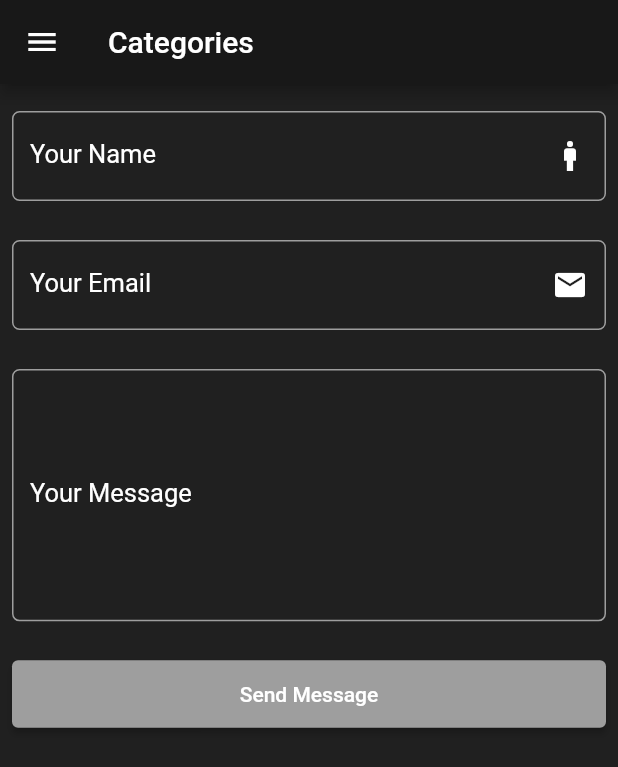
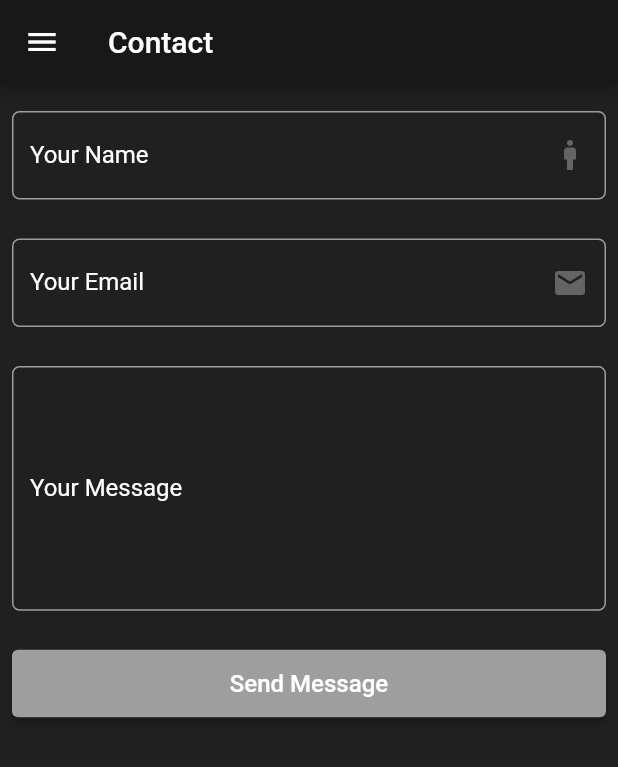
Before and after one commit to elchinabraham/news, a Flutter app: the ContactScreen screen opened by its route, in the side drawer, after a tap on "Send Message", on a phone screen of 412 x 824 dp. Shown: the top 767 px of the screen. Run offline on Flutter 3.47's test engine with Material 2 defaults, Android fonts, the phone set to English and light mode, and no system bars; network calls fail.

Commit message:
2022.04.21 13:00

```diff
--- a/lib/main.dart
+++ b/lib/main.dart
@@ -6,6 +6,7 @@ import 'package:news/screens/contact_screen.dart';
 import 'package:news/screens/favorites_screen.dart';
 import 'package:news/screens/home_screen.dart';
 import 'package:news/screens/news_screen.dart';
+import 'package:news/screens/settings_screen.dart';
 
 void main() {
   runApp(MyApp());
@@ -29,6 +30,7 @@ class MyApp extends StatelessWidget {
         FavoritesScreen.routeName: (ctx) => FavoritesScreen(),
         AboutScreen.routeName: (ctx) => AboutScreen(),
         ContactScreen.routeName: (ctx) => ContactScreen(),
+        SettingsScreen.routeName: (ctx) => SettingsScreen(),
       },
       onGenerateRoute: (settings) {
         return MaterialPageRoute(builder: (ctx) => NewsScreen());
--- /dev/null
+++ b/lib/models/mode.dart
@@ -0,0 +1,6 @@
+// ignore_for_file: constant_identifier_names
+
+enum Mode {
+  Light,
+  Dark,
+}
--- a/lib/models/screens.dart
+++ b/lib/models/screens.dart
@@ -7,4 +7,5 @@ enum Screens {
   Favorites,
   About,
   Contact,
+  Settings,
 }
--- /dev/null
+++ b/lib/models/utils.dart
@@ -0,0 +1,28 @@
+import 'package:flutter/material.dart';
+import 'package:news/models/mode.dart';
+
+class Utils {
+  static Color mainColor = const Color.fromRGBO(32, 32, 32, 1);
+  static Color appBarColor = const Color.fromRGBO(24, 24, 24, 1);
+  static Color textColor = Colors.white;
+  static Color iconColor = const Color.fromRGBO(100, 100, 100, 1);
+  static Color buttonColor = Colors.grey;
+  static Mode appMode = Mode.Dark;
+  static void convertLightMode() {
+    appBarColor = Colors.red;
+    mainColor = Colors.white;
+    textColor = Colors.black;
+    iconColor = const Color.fromRGBO(100, 100, 100, 1);
+    appMode = Mode.Light;
+    buttonColor = Colors.red;
+  }
+
+  static void convertDarkMode() {
+    appBarColor = const Color.fromRGBO(24, 24, 24, 1);
+    mainColor = const Color.fromRGBO(32, 32, 32, 1);
+    textColor = Colors.white;
+    iconColor = Colors.white;
+    appMode = Mode.Dark;
+    buttonColor = Colors.grey;
+  }
+}
--- a/lib/screens/categories_screen.dart
+++ b/lib/screens/categories_screen.dart
@@ -1,6 +1,7 @@
 import 'package:flutter/material.dart';
 import 'package:news/models/category.dart';
 import 'package:news/models/screens.dart';
+import 'package:news/models/utils.dart';
 import 'package:news/repositories/category_repository.dart';
 import 'package:news/widgets/category_item.dart';
 import 'package:news/widgets/main_drawer.dart';
@@ -14,9 +15,9 @@ class CategoriesScreen extends StatelessWidget {
   Widget build(BuildContext context) {
     List<Category> categories = CategoryRepository.getCategories();
     return Scaffold(
-      backgroundColor: const Color.fromRGBO(32, 32, 32, 1),
+      backgroundColor: Utils.mainColor,
       appBar: AppBar(
-        backgroundColor: const Color.fromRGBO(24, 24, 24, 1),
+        backgroundColor: Utils.appBarColor,
         title: const Text('Categories'),
       ),
       drawer: MainDrawer(Screens.Categories),
--- a/lib/screens/contact_screen.dart
+++ b/lib/screens/contact_screen.dart
@@ -1,6 +1,7 @@
 // ignore_for_file: use_key_in_widget_constructors
 
 import 'package:flutter/material.dart';
+import 'package:news/models/utils.dart';
 
 import '../models/screens.dart';
 import '../widgets/main_drawer.dart';
@@ -10,10 +11,10 @@ class ContactScreen extends StatelessWidget {
   @override
   Widget build(BuildContext context) {
     return Scaffold(
-      backgroundColor: const Color.fromRGBO(32, 32, 32, 1),
+      backgroundColor: Utils.mainColor,
       appBar: AppBar(
-        backgroundColor: const Color.fromRGBO(24, 24, 24, 1),
-        title: const Text('Categories'),
+        backgroundColor: Utils.appBarColor,
+        title: const Text('Contact'),
       ),
       drawer: MainDrawer(Screens.Contact),
       body: SingleChildScrollView(
@@ -23,28 +24,28 @@ class ContactScreen extends StatelessWidget {
             Padding(
               padding: const EdgeInsets.all(8.0),
               child: TextFormField(
-                cursorColor: Colors.white,
-                style: const TextStyle(
-                  color: Colors.white,
-                  fontSize: 17,
+                cursorColor: Utils.textColor,
+                style: TextStyle(
+                  color: Utils.textColor,
+                  fontSize: 16,
                 ),
                 decoration: InputDecoration(
                   labelText: "Your Name",
-                  labelStyle: const TextStyle(
-                    color: Colors.white,
+                  labelStyle: TextStyle(
+                    color: Utils.textColor,
                   ),
-                  fillColor: Colors.white,
+                  fillColor: Utils.textColor,
                   enabledBorder: OutlineInputBorder(
                     borderRadius: BorderRadius.circular(5.0),
                     borderSide: const BorderSide(color: Colors.grey),
                   ),
                   focusedBorder: OutlineInputBorder(
                     borderRadius: BorderRadius.circular(5.0),
-                    borderSide: const BorderSide(color: Colors.white),
+                    borderSide: BorderSide(color: Utils.textColor),
                   ),
-                  suffixIcon: const Icon(
+                  suffixIcon: Icon(
                     Icons.man,
-                    color: Colors.white,
+                    color: Utils.iconColor,
                   ),
                 ),
               ),
@@ -53,28 +54,28 @@ class ContactScreen extends StatelessWidget {
             Padding(
               padding: const EdgeInsets.all(8.0),
               child: TextFormField(
-                cursorColor: Colors.white,
-                style: const TextStyle(
-                  color: Colors.white,
-                  fontSize: 17,
+                cursorColor: Utils.textColor,
+                style: TextStyle(
+                  color: Utils.textColor,
+                  fontSize: 16,
                 ),
                 decoration: InputDecoration(
                   labelText: "Your Email",
-                  labelStyle: const TextStyle(
-                    color: Colors.white,
+                  labelStyle: TextStyle(
+                    color: Utils.textColor,
                   ),
-                  fillColor: Colors.white,
+                  fillColor: Utils.textColor,
                   enabledBorder: OutlineInputBorder(
                     borderRadius: BorderRadius.circular(5.0),
                     borderSide: const BorderSide(color: Colors.grey),
                   ),
                   focusedBorder: OutlineInputBorder(
                     borderRadius: BorderRadius.circular(5.0),
-                    borderSide: const BorderSide(color: Colors.white),
+                    borderSide: BorderSide(color: Utils.textColor),
                   ),
-                  suffixIcon: const Icon(
+                  suffixIcon: Icon(
                     Icons.email,
-                    color: Colors.white,
+                    color: Utils.iconColor,
                   ),
                 ),
               ),
@@ -84,28 +85,28 @@ class ContactScreen extends StatelessWidget {
               padding: const EdgeInsets.all(8.0),
               child: TextFormField(
                 maxLines: 6, // <--- maxLines
-                cursorColor: Colors.white,
-                style: const TextStyle(
-                  color: Colors.white,
-                  fontSize: 17,
+                cursorColor: Utils.textColor,
+                style: TextStyle(
+                  color: Utils.textColor,
+                  fontSize: 16,
                 ),
                 decoration: InputDecoration(
                   labelText: "Your Message",
-                  labelStyle: const TextStyle(
-                    color: Colors.white,
+                  labelStyle: TextStyle(
+                    color: Utils.textColor,
                   ),
-                  fillColor: Colors.white,
+                  fillColor: Utils.textColor,
                   enabledBorder: OutlineInputBorder(
                     borderRadius: BorderRadius.circular(5.0),
                     borderSide: const BorderSide(color: Colors.grey),
                   ),
                   focusedBorder: OutlineInputBorder(
                     borderRadius: BorderRadius.circular(5.0),
-                    borderSide: const BorderSide(color: Colors.white),
+                    borderSide: BorderSide(color: Utils.textColor),
                   ),
-                  suffix: const Icon(
+                  suffix: Icon(
                     Icons.message,
-                    color: Colors.white,
+                    color: Utils.iconColor,
                   ),
                 ),
               ),
@@ -118,10 +119,15 @@ class ContactScreen extends StatelessWidget {
                 height: 45,
                 child: ElevatedButton(
                   style: ElevatedButton.styleFrom(
-                    primary: Colors.grey,
+                    primary: Utils.buttonColor,
                   ),
                   onPressed: () {},
-                  child: const Text('Send Message'),
+                  child: const Text(
+                    'Send Message',
+                    style: TextStyle(
+                      fontSize: 16,
+                    ),
+                  ),
                 ),
               ),
             ),
--- a/lib/widgets/main_drawer.dart
+++ b/lib/widgets/main_drawer.dart
@@ -2,10 +2,12 @@
 
 import 'package:flutter/material.dart';
 import 'package:news/models/screens.dart';
+import 'package:news/models/utils.dart';
 import 'package:news/screens/about_screen.dart';
 import 'package:news/screens/categories_screen.dart';
 import 'package:news/screens/contact_screen.dart';
 import 'package:news/screens/favorites_screen.dart';
+import 'package:news/screens/settings_screen.dart';
 
 class MainDrawer extends StatelessWidget {
   final Screens _screens;
@@ -14,7 +16,7 @@ class MainDrawer extends StatelessWidget {
   @override
   Widget build(BuildContext context) {
     return Drawer(
-      backgroundColor: const Color.fromRGBO(32, 32, 32, 1),
+      backgroundColor: Utils.mainColor,
       child: Column(
         children: <Widget>[
           Container(
@@ -22,8 +24,7 @@ class MainDrawer extends StatelessWidget {
             width: double.infinity,
             padding: const EdgeInsets.fromLTRB(20, 40, 20, 10),
             alignment: Alignment.centerLeft,
-            color:
-                1 == 1 ? const Color.fromRGBO(24, 24, 24, 1) : Colors.red[500],
+            color: Utils.appBarColor,
             child: const Text(
               'News Application',
               style: TextStyle(
@@ -35,15 +36,15 @@ class MainDrawer extends StatelessWidget {
           ),
           const SizedBox(height: 10),
           ListTile(
-            leading: const Icon(
+            leading: Icon(
               Icons.home,
-              color: Colors.white,
+              color: Utils.iconColor,
               size: 26,
             ),
-            title: const Text(
+            title: Text(
               'Main Page',
               style: TextStyle(
-                color: Colors.white,
+                color: Utils.textColor,
                 fontSize: 15,
               ),
             ),
@@ -57,15 +58,15 @@ class MainDrawer extends StatelessWidget {
           ),
           const Divider(),
           ListTile(
-            leading: const Icon(
+            leading: Icon(
               Icons.list_outlined,
-              color: Colors.white,
+              color: Utils.iconColor,
               size: 26,
             ),
-            title: const Text(
+            title: Text(
               'Categories',
               style: TextStyle(
-                color: Colors.white,
+                color: Utils.textColor,
                 fontSize: 15,
               ),
             ),
@@ -80,15 +81,15 @@ class MainDrawer extends StatelessWidget {
           ),
           const Divider(),
           ListTile(
-            leading: const Icon(
+            leading: Icon(
               Icons.favorite,
-              color: Colors.white,
+              color: Utils.iconColor,
               size: 26,
             ),
-            title: const Text(
+            title: Text(
               'Favorites',
               style: TextStyle(
-                color: Colors.white,
+                color: Utils.textColor,
                 fontSize: 15,
               ),
             ),
@@ -103,15 +104,15 @@ class MainDrawer extends StatelessWidget {
           ),
           const Divider(),
           ListTile(
-            leading: const Icon(
+            leading: Icon(
               Icons.info,
-              color: Colors.white,
+              color: Utils.iconColor,
               size: 26,
             ),
-            title: const Text(
+            title: Text(
               'About',
               style: TextStyle(
-                color: Colors.white,
+                color: Utils.textColor,
                 fontSize: 15,
               ),
             ),
@@ -126,15 +127,15 @@ class MainDrawer extends StatelessWidget {
           ),
           const Divider(),
           ListTile(
-            leading: const Icon(
+            leading: Icon(
               Icons.mail,
-              color: Colors.white,
+              color: Utils.iconColor,
               size: 26,
             ),
-            title: const Text(
+            title: Text(
               'Contact',
               style: TextStyle(
-                color: Colors.white,
+                color: Utils.textColor,
                 fontSize: 15,
               ),
             ),
@@ -147,6 +148,29 @@ class MainDrawer extends StatelessWidget {
               }
             },
           ),
+          const Divider(),
+          ListTile(
+            leading: Icon(
+              Icons.settings,
+              color: Utils.iconColor,
+              size: 26,
+            ),
+            title: Text(
+              'Settings',
+              style: TextStyle(
+                color: Utils.textColor,
+                fontSize: 15,
+              ),
+            ),
+            onTap: () {
+              // open contact screen
+              Navigator.of(context).pop();
+              if (_screens != Screens.Settings) {
+                Navigator.of(context, rootNavigator: true)
+                    .pushReplacementNamed(SettingsScreen.routeName);
+              }
+            },
+          ),
         ],
       ),
     );
```
Also changed, not shown: lib/screens/about_screen.dart (+6 -4 lines), lib/screens/favorites_screen.dart (+7 -6 lines), lib/screens/home_screen.dart (+7 -6 lines), lib/screens/news_screen.dart (+21 -23 lines), lib/screens/settings_screen.dart (added, +57 -0 lines), lib/widgets/category_item.dart (+6 -5 lines), lib/widgets/news_item.dart (+13 -18 lines).
